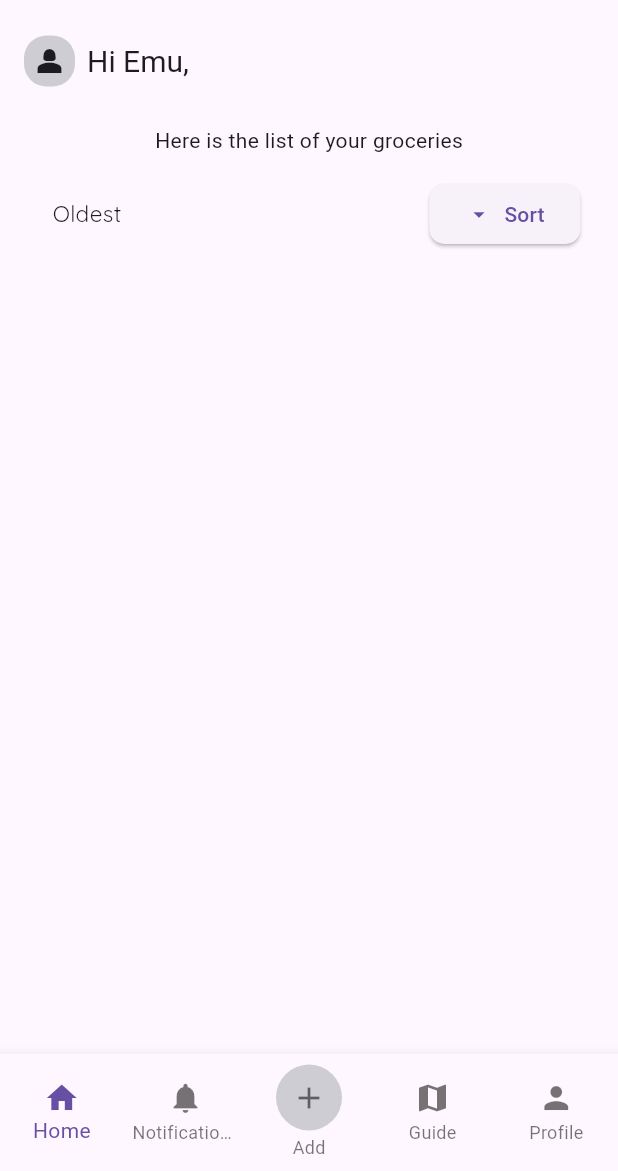
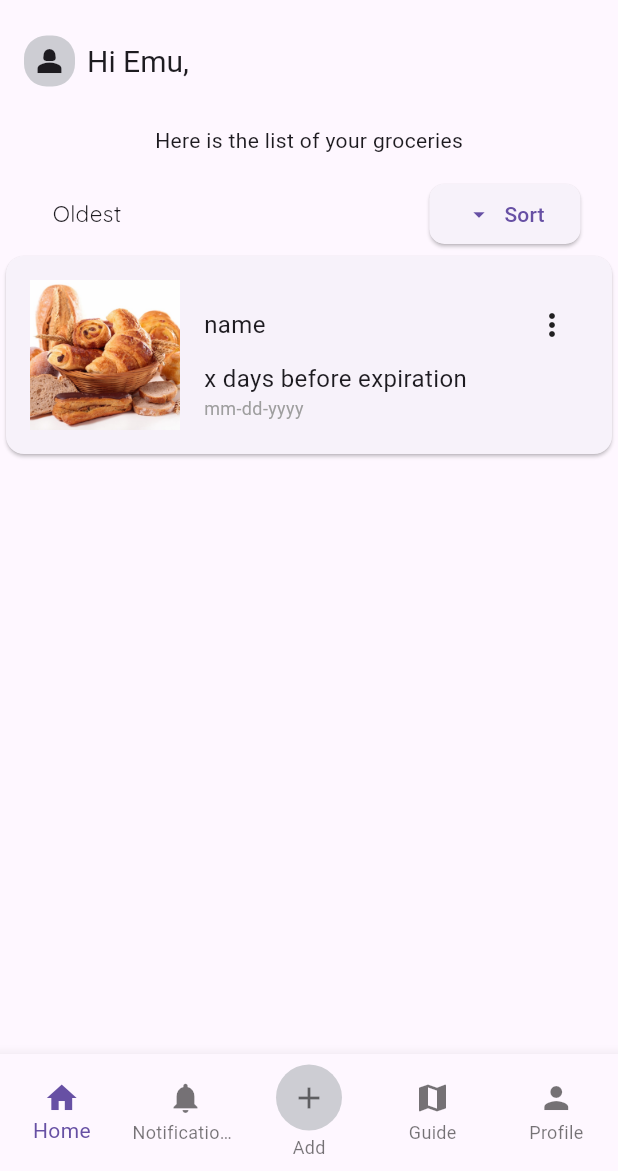
Before and after one commit to Quinxie51/ExpiRo-App, a Flutter app: the screen it shows after launch, after a tap on "Sort", on a phone screen of 412 x 824 dp, the part 65-1236 px from its top. Run offline on Flutter 3.47's test engine with Material 3 defaults, Android fonts, the phone set to English and light mode, and no system bars; our stand-ins replace line_awesome_flutter.

Commit message:
added the basic mechanism in the home page, only left to read through the file and load data

```diff
--- a/lib/guide.dart
+++ b/lib/guide.dart
@@ -9,7 +9,16 @@ class MyGuideScreen extends StatelessWidget {
     final double fem = size.width / 380;
 
     return Scaffold(
-      appBar: AppBar(),
+      appBar: AppBar(
+        title: const Text(
+          'Guide',
+          style: TextStyle(
+            fontFamily: "QuickSand",
+            fontSize: 18.0,
+            fontWeight: FontWeight.normal,
+          ),
+        )
+      ),
       body: SingleChildScrollView(
         child: Padding(
           padding: const EdgeInsets.only(top: 0),
@@ -20,7 +29,6 @@ class MyGuideScreen extends StatelessWidget {
             ),
             child: Column(
               children: <Widget>[
-                SizedBox(height: 30 * fem), // Adjust the space between header and content
                 PositionedContent(
                   left: 24 * fem,
                   imageUrl: 'assets/images/tomato.jpeg',
--- a/lib/home.dart
+++ b/lib/home.dart
@@ -1,4 +1,5 @@
 import 'package:flutter/material.dart';
+import 'popUpIconMenu.dart';
 
 class MyHomeScreen extends StatefulWidget {
   const MyHomeScreen({super.key});
@@ -91,6 +92,63 @@ class _MyHomeScreenState extends State<MyHomeScreen> {
                 )
               ],
             ),
+            Card(
+              child: Padding(
+                padding: const EdgeInsets.all(16),
+                child: Row(
+                  children: [
+                    Image.asset(
+                      "assets/images/bread.jpeg",
+                      width: 100,
+                      height: 100,
+                      fit: BoxFit.cover,
+                    ),
+                    const SizedBox(width: 16.0),
+                    Expanded(
+                      child: Column(
+                        children: [
+                          Row(
+                            children: [
+                              const Text(
+                                "name",
+                                style: TextStyle(
+                                  fontSize: 16,
+                                ),
+                              ),
+                              const Spacer(),
+                              PopUpIconMenu(onSelected: (value) => {print(value)})
+                            ],
+                          ),
+                          const Row(
+                            children: [
+                              Text(
+                                "x days before expiration",
+                                style: TextStyle(
+                                  fontSize: 16,
+                                ),
+                              ),
+                              Spacer(),
+                            ],
+                          ),
+                          const Row(
+                            children: [
+                              Text(
+                                "mm-dd-yyyy",
+                                style: TextStyle(
+                                  fontSize: 12,
+                                  color: Colors.grey,
+                                ),
+                              ),
+                              Spacer(),
+                            ],
+                          )
+                        ],
+                        )
+                      )
+                  ],
+                ),
+                ),
+            )
           ],
         )
       );
--- /dev/null
+++ b/lib/popUpIconMenu.dart
@@ -0,0 +1,27 @@
+import 'package:flutter/material.dart';
+
+class PopUpIconMenu extends StatelessWidget {
+  final Function onSelected;
+
+  const PopUpIconMenu({super.key, required this.onSelected});
+
+  @override
+  Widget build(BuildContext context) {
+    return PopupMenuButton<String>(
+      icon: const Icon(Icons.more_vert_rounded), // Vertical dots icon
+      onSelected: (value) {
+        onSelected(value);
+      },
+      itemBuilder: (context) => [
+        const PopupMenuItem(
+          value: 'delete',
+          child: Text('Delete', style: TextStyle(color: Colors.red)), // Red color for delete
+        ),
+        const PopupMenuItem(
+          value: 'edit',
+          child: Text('Edit'),
+        ),
+      ],
+    );
+  }
+}
```
